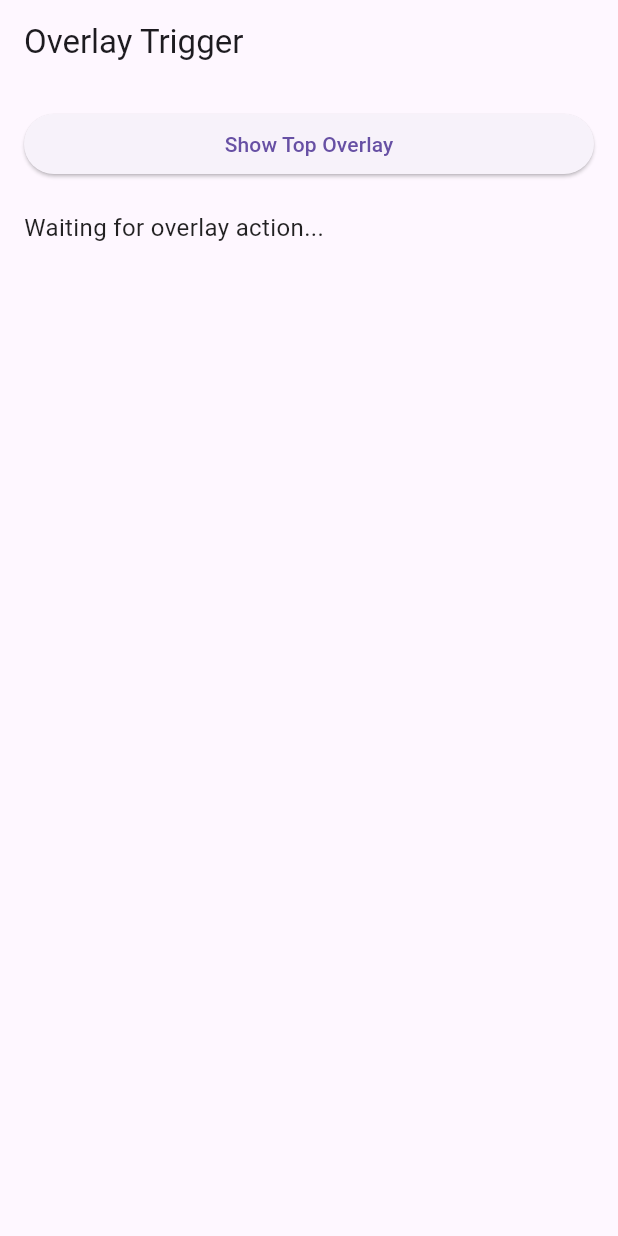
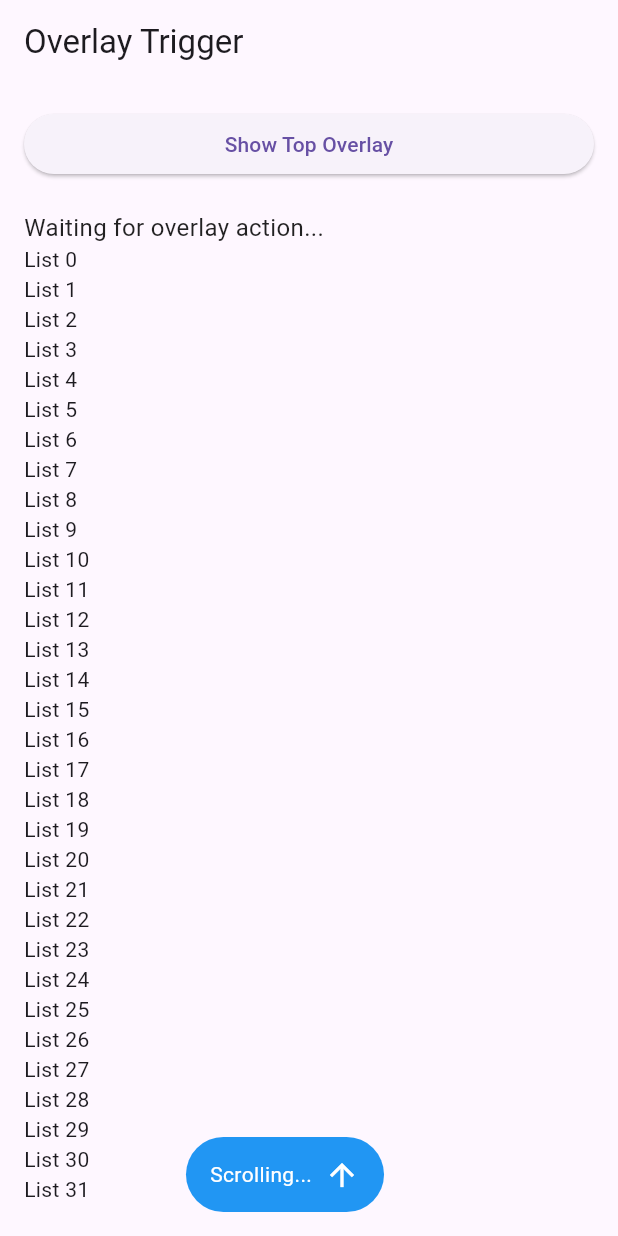
Before and after one commit to sovangamemano/truecaller_test, a Flutter app: the screen it shows after launch, on a phone screen of 412 x 824 dp. Run offline on Flutter 3.47's test engine with Material 3 defaults, Android fonts, the phone set to English and light mode, and no system bars; our stand-ins replace firebase_core, firebase_messaging; accounts and stored records are empty.

Commit message:
feat: scroll listener

```diff
--- a/lib/main.dart
+++ b/lib/main.dart
@@ -1,3 +1,5 @@
+import 'dart:async';
+
 import 'package:firebase_core/firebase_core.dart';
 import 'package:firebase_messaging/firebase_messaging.dart';
 import 'package:flutter/material.dart';
@@ -25,6 +27,8 @@ class MyApp extends StatefulWidget {
 }
 
 class _MyAppState extends State<MyApp> {
+  ValueNotifier<bool> isScrolling = ValueNotifier(false);
+  Timer? _scrollStopTimer;
   static const MethodChannel overlayChannel = MethodChannel('overlay_channel');
   static const MethodChannel overlayActionChannel = MethodChannel(
     'overlay_action',
@@ -116,6 +120,57 @@ class _MyAppState extends State<MyApp> {
       title: 'Overlay Test',
       home: Scaffold(
         appBar: AppBar(title: Text('Overlay Trigger')),
+        floatingActionButton: Align(
+          alignment: Alignment.bottomCenter,
+          child: ValueListenableBuilder<bool>(
+            valueListenable: isScrolling,
+            builder: (context, isScrollingValue, child) {
+              return AnimatedSize(
+                duration: const Duration(milliseconds: 300),
+                curve: Curves.easeInOut,
+                child: Container(
+                  height: 50,
+                  padding: const EdgeInsets.symmetric(horizontal: 16),
+                  decoration: BoxDecoration(
+                    color: Colors.blue,
+                    borderRadius: BorderRadius.circular(30),
+                  ),
+                  child: Row(
+                    mainAxisSize: MainAxisSize.min,
+                    mainAxisAlignment: MainAxisAlignment.center,
+                    crossAxisAlignment: CrossAxisAlignment.center,
+                    children: [
+                      AnimatedSwitcher(
+                        duration: const Duration(milliseconds: 300),
+                        transitionBuilder: (child, animation) => SizeTransition(
+                          sizeFactor: animation,
+                          axis: Axis.horizontal,
+                          child: FadeTransition(
+                            opacity: animation,
+                            child: child,
+                          ),
+                        ),
+                        child: isScrollingValue
+                            ? const SizedBox(key: ValueKey('empty'), width: 0)
+                            : Center(
+                                child: Padding(
+                                  key: const ValueKey('scrolling'),
+                                  padding: const EdgeInsets.only(right: 8),
+                                  child: Text(
+                                    "Scrolling...",
+                                    style: const TextStyle(color: Colors.white),
+                                  ),
+                                ),
+                              ),
+                      ),
+                      const Icon(Icons.arrow_upward, color: Colors.white),
+                    ],
+                  ),
+                ),
+              );
+            },
+          ),
+        ),
         body: Padding(
           padding: const EdgeInsets.all(16),
           child: Column(
@@ -127,6 +182,36 @@ class _MyAppState extends State<MyApp> {
               ),
               const SizedBox(height: 20),
               Text(_log, style: TextStyle(fontSize: 16, color: Colors.black87)),
+              Expanded(
+                child: NotificationListener<ScrollNotification>(
+                  onNotification: (ScrollNotification notification) {
+                    if (notification is ScrollStartNotification) {
+                      print("Scrolling...");
+                      isScrolling.value = true;
+
+                      // Cancel any pending timer
+                      _scrollStopTimer?.cancel();
+                    } else if (notification is ScrollEndNotification) {
+                      print("Stopped scrolling... waiting to reset");
+
+                      // Cancel previous timer if any
+                      _scrollStopTimer?.cancel();
+
+                      // Start new timer
+                      _scrollStopTimer = Timer(const Duration(seconds: 1), () {
+                        print("Actually stopped.");
+                        isScrolling.value = false;
+                      });
+                    }
+                    return true;
+                  },
+                  child: ListView.builder(
+                    itemCount: 1000,
+                    itemBuilder: (_, index) =>
+                        SizedBox(height: 20, child: Text("List $index")),
+                  ),
+                ),
+              ),
             ],
           ),
         ),
```
